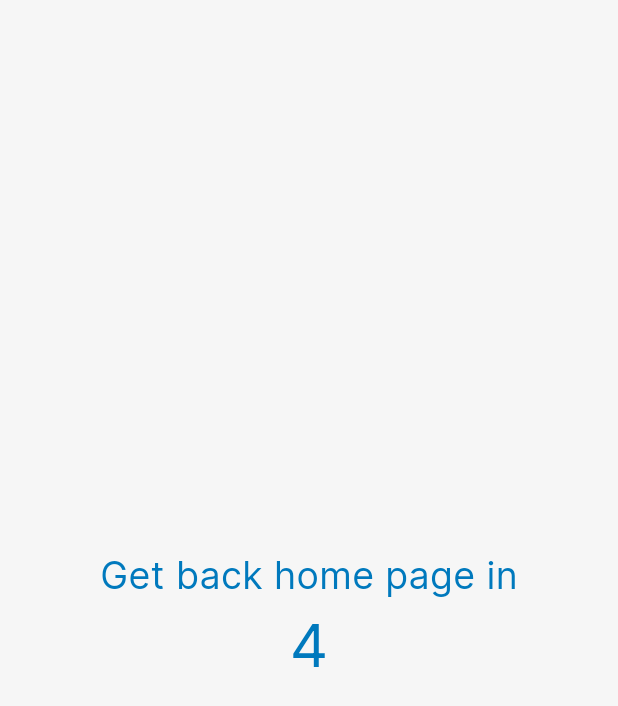
After one commit to TuyenNguyen127/boxchecking, a Flutter app: the OnbCheckingAndPaymentScreen screen opened by its route, after a tap on an icon or button, on a phone screen of 412 x 824 dp. The commit adds this screen. Shown: the top 706 px of the screen. Run offline on Flutter 3.47's test engine with Material 3 defaults, Android fonts, the phone set to English and light mode, and no system bars; our stand-ins replace cached_network_image, connectivity_plus, flutter_dotenv, flutter_riverpod, flutter_svg, fluttertoast and 2 more; missing offline and left inert: dart:js; accounts and stored records are empty.

```diff
--- a/lib/presentation/order_new_box/onb_checking_and_payment_screen/onb_checking_and_payment_screen.dart
+++ b/lib/presentation/order_new_box/onb_checking_and_payment_screen/onb_checking_and_payment_screen.dart
@@ -1,14 +1,15 @@
-import 'dart:convert';
-
 import 'package:lastapp/model/addressModel.dart';
 import 'package:lastapp/model/boxOrderModel.dart';
 import 'package:lastapp/model/orderModel.dart';
+import 'package:lastapp/presentation/order_new_box/onb_address_screen/controller/onb_address_controller.dart';
+import 'package:lastapp/presentation/pending_to_get_back_home_screen/pending_to_get_back_home_screen.dart';
 import 'package:lastapp/widgets/app_bar/appbar_leading_image.dart';
 import 'package:flutter/material.dart';
 import 'package:lastapp/core/app_export.dart';
-import 'package:http/http.dart' as http;
 import 'package:lastapp/widgets/custom_checkbox_button.dart';
 import 'package:lastapp/widgets/custom_icon_button.dart';
+
+import '../onb_orderbox_screen/controller/onb_orderbox_controller.dart';
 
 // ignore: must_be_immutable
 class OnbCheckingAndPaymentScreen extends StatefulWidget {
@@ -21,6 +22,9 @@ class OnbCheckingAndPaymentScreen extends StatefulWidget {
 
 class _OnbCheckingAndPaymentScreenState
     extends State<OnbCheckingAndPaymentScreen> {
+  OnbOrderboxController newOrderController = Get.put(OnbOrderboxController());
+  OnbAddressController addressController = Get.put(OnbAddressController());
+
   bool checkTerms = false;
 
   AddressModel addressModel = AddressModel(
@@ -452,20 +456,32 @@ class _OnbCheckingAndPaymentScreenState
           children: [
             //
             Column(
-              children: fakeOrder.boxes.map((box) {
+              children: newOrderController.listBoxes.map((box) {
                 //
                 bool isLastChild = false;
-                if (box.boxId == fakeOrder.boxes.last.boxId) {
+                if (box.boxId == newOrderController.listBoxes.last.boxId) {
                   setState(() {
                     isLastChild = true;
                   });
                 }
 
+                // children: fakeOrder.boxes.map((box) {
+                //   //
+                //   bool isLastChild = false;
+                //   if (box.boxId == fakeOrder.boxes.last.boxId) {
+                //     setState(() {
+                //       isLastChild = true;
+                //     });
+                //   }
+
                 //
                 int priceOrder = 0;
-                for (var box in fakeOrder.boxes) {
-                  priceOrder += box.price;
+                for (var boxItem in newOrderController.listBoxes) {
+                  priceOrder += boxItem.price;
                 }
+                // for (var box in fakeOrder.boxes) {
+                //   priceOrder += box.price;
+                // }
 
                 return Container(
                   padding:
@@ -491,7 +507,7 @@ class _OnbCheckingAndPaymentScreenState
                           crossAxisAlignment: CrossAxisAlignment.start,
                           children: [
                             Text(
-                              '${box.dimension} | ${box.weight}kg | ${box.boxServices}',
+                              '${box.dimension} | ${box.boxServices}',
                               overflow: TextOverflow.clip,
                               style: TextStyle(
                                 color: Color(0xff309cff),
@@ -583,7 +599,6 @@ class _OnbCheckingAndPaymentScreenState
 
   Widget addressOrderDetailContent() {
     return Column(
-      crossAxisAlignment: CrossAxisAlignment.start,
       children: [
         Text(
           "Address",
@@ -609,7 +624,10 @@ class _OnbCheckingAndPaymentScreenState
                     ),
                   ),
                   Text(
+                    // addressController.userInformation[0].name,
                     addressModel.name,
+                    textAlign: TextAlign.right,
+                    overflow: TextOverflow.clip,
                     style: TextStyle(
                       color: appTheme.black900,
                       fontSize: 16.fSize,
@@ -632,7 +650,10 @@ class _OnbCheckingAndPaymentScreenState
                     ),
                   ),
                   Text(
+                    // addressController.userInformation[0].phoneNumber,
                     addressModel.phoneNumber,
+                    textAlign: TextAlign.right,
+                    overflow: TextOverflow.clip,
                     style: TextStyle(
                       color: appTheme.black900,
                       fontSize: 16.fSize,
@@ -645,20 +666,27 @@ class _OnbCheckingAndPaymentScreenState
             Padding(
               padding: EdgeInsets.only(left: 10.h, right: 10.h),
               child: Row(
+                crossAxisAlignment: CrossAxisAlignment.start,
                 mainAxisAlignment: MainAxisAlignment.spaceBetween,
                 children: [
                   Text(
-                    "Address Number:",
+                    "Address:",
                     style: TextStyle(
                       color: appTheme.black900,
                       fontSize: 16.fSize,
                     ),
                   ),
-                  Text(
-                    addressModel.addressNumber,
-                    style: TextStyle(
-                      color: appTheme.black900,
-                      fontSize: 16.fSize,
+                  Container(
+                    width: SizeUtils.width / 2,
+                    child: Text(
+                      // addressController.userInformation[0].addressFull!,
+                      addressModel.addressNumber,
+                      textAlign: TextAlign.right,
+                      overflow: TextOverflow.clip,
+                      style: TextStyle(
+                        color: appTheme.black900,
+                        fontSize: 16.fSize,
+                      ),
                     ),
                   ),
                 ],
@@ -811,39 +839,45 @@ class _OnbCheckingAndPaymentScreenState
 
   Future<void> createRequestOrder() async {
     try {
-      var uri = Uri.https(
-          'f83d-118-70-128-84.ngrok-free.app', '/api/Order/CreateNewOrderBox');
-      final response = await http.post(
-        uri,
-        headers: <String, String>{
-          'Content-Type': 'application/json; charset=UTF-8',
-          'ngrok-skip-browser-warning': 'true',
-        },
-        body: jsonEncode(<String, dynamic>{
-          "name": "Long Do",
-          "phoneNumber": "0388508956",
-          "address": "Tòa nhà Sông Đà, Phạm Hùng, Mỹ Đình, Nam Từ Liêm, Hà Nội",
-          "date": "2024-03-29T06:45:15.053Z",
-          "toWardCode": "510102",
-          "toDistrictId": 1442,
-          "boxs": [
-            {
-              "typeId": 1,
-              "modelId": 1,
-              "listItem": "10 cái quần, 20 cái áo",
-              "services": [1, 2],
-              "weight": 200,
-              "quantity": 1
-            }
-          ]
-        }),
+      //
+      Navigator.push(
+        context,
+        MaterialPageRoute(builder: (context) => PendingToGetBackHomeScreen()),
       );
 
-      if (response.statusCode == 200) {
-        print('buuuu');
-      } else {
-        throw Exception('Failed to create album.');
-      }
+      // var uri = Uri.https(
+      //     'f83d-118-70-128-84.ngrok-free.app', '/api/Order/CreateNewOrderBox');
+      // final response = await http.post(
+      //   uri,
+      //   headers: <String, String>{
+      //     'Content-Type': 'application/json; charset=UTF-8',
+      //     'ngrok-skip-browser-warning': 'true',
+      //   },
+      //   body: jsonEncode(<String, dynamic>{
+      //     "name": "Long Do",
+      //     "phoneNumber": "0388508956",
+      //     "address": "Tòa nhà Sông Đà, Phạm Hùng, Mỹ Đình, Nam Từ Liêm, Hà Nội",
+      //     "date": "2024-03-29T06:45:15.053Z",
+      //     "toWardCode": "510102",
+      //     "toDistrictId": 1442,
+      //     "boxs": [
+      //       {
+      //         "typeId": 1,
+      //         "modelId": 1,
+      //         "listItem": "10 cái quần, 20 cái áo",
+      //         "services": [1, 2],
+      //         "weight": 200,
+      //         "quantity": 1
+      //       }
+      //     ]
+      //   }),
+      // );
+
+      // if (response.statusCode == 200) {
+      //   print('buuuu');
+      // } else {
+      //   throw Exception('Failed to create album.');
+      // }
     } catch (e) {
       print(e);
     }
--- /dev/null
+++ b/lib/presentation/pending_to_get_back_home_screen/pending_to_get_back_home_screen.dart
@@ -0,0 +1,74 @@
+import 'dart:async';
+import 'package:flutter/material.dart';
+import 'package:lastapp/core/app_export.dart';
+import 'package:lastapp/presentation/home_container_screen/home_container_screen.dart';
+
+class PendingToGetBackHomeScreen extends StatefulWidget {
+  @override
+  _PendingToGetBackHomeScreenState createState() =>
+      _PendingToGetBackHomeScreenState();
+}
+
+class _PendingToGetBackHomeScreenState
+    extends State<PendingToGetBackHomeScreen> {
+  int _counter = 5;
+  late Timer _timer;
+
+  @override
+  void initState() {
+    super.initState();
+    startTimer();
+  }
+
+  void startTimer() {
+    const oneSecond = Duration(seconds: 1);
+    _timer = Timer.periodic(oneSecond, (timer) {
+      if (_counter == 0) {
+        timer.cancel();
+
+        Navigator.push(
+          context,
+          MaterialPageRoute(builder: (context) => HomeContainerScreen()),
+        );
+      } else {
+        setState(() {
+          _counter--;
+        });
+      }
+    });
+  }
+
+  @override
+  void dispose() {
+    _timer.cancel(); // Cancel the timer to avoid memory leaks
+    super.dispose();
+  }
+
+  @override
+  Widget build(BuildContext context) {
+    return Scaffold(
+      body: Container(
+        width: SizeUtils.width,
+        // height: SizeUtils.height,
+        child: Column(
+          mainAxisAlignment: MainAxisAlignment.center,
+          crossAxisAlignment: CrossAxisAlignment.center,
+          children: [
+            Column(
+              children: [
+                Text(
+                  'Get back home page in',
+                  style: TextStyle(fontSize: 25),
+                ),
+                Text(
+                  '${_counter}',
+                  style: TextStyle(fontSize: 40),
+                ),
+              ],
+            ),
+          ],
+        ),
+      ),
+    );
+  }
+}
--- a/lib/routes/app_routes.dart
+++ b/lib/routes/app_routes.dart
@@ -1,6 +1,6 @@
 import 'package:get/get.dart';
+import 'package:lastapp/presentation/home_page/home_page.dart';
 import '../presentation/home_container_screen/home_container_screen.dart';
-import '../presentation/home_container_screen/binding/home_container_binding.dart';
 import '../presentation/order_new_box/onb_checking_and_payment_screen/onb_checking_and_payment_screen.dart';
 import '../presentation/order_new_box/onb_orderbox_screen/onb_orderbox_screen.dart';
 import '../presentation/order_new_box/onb_address_screen/onb_address_screen.dart';
@@ -66,16 +66,23 @@ class AppRoutes {
     GetPage(
       name: initialRoute,
       page: () => HomeContainerScreen(),
-      bindings: [
-        HomeContainerBinding(),
-      ],
+      // bindings: [
+      //   HomeContainerBinding(),
+      // ],
     ),
     GetPage(
       name: homeContainerScreen,
       page: () => HomeContainerScreen(),
-      bindings: [
-        HomeContainerBinding(),
-      ],
+      // bindings: [
+      //   HomeContainerBinding(),
+      // ],
+    ),
+    GetPage(
+      name: homePage,
+      page: () => HomePage(),
+      // bindings: [
+      //   HomeContainerBinding(),
+      // ],
     ),
     GetPage(
       name: onbOrderboxScreen,
```
Also changed, not shown: lib/presentation/home_container_screen/home_container_screen.dart (+48 -51 lines), lib/presentation/order_new_box/onb_address_screen/controller/onb_address_controller.dart (+4 -5 lines), lib/presentation/order_new_box/onb_address_screen/onb_address_screen.dart (+14 -28 lines), lib/presentation/order_new_box/onb_orderbox_screen/controller/onb_orderbox_controller.dart (+15 -145 lines), lib/presentation/order_new_box/onb_orderbox_screen/onb_orderbox_screen.dart (+94 -97 lines).
